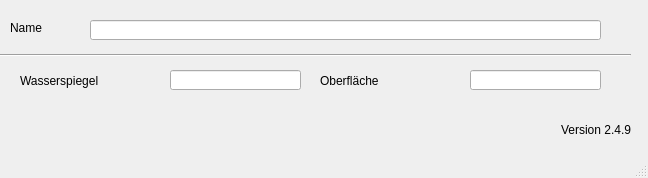
Before: the Qt Designer form qkan/database/templates/speicherkennlinien.ui in hoettges/QKan, drawn with Qt 5.
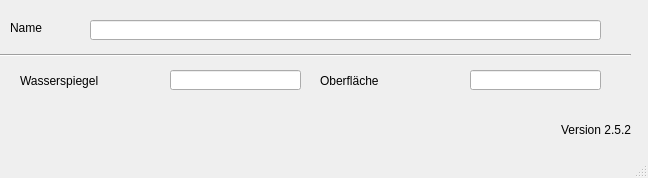
After: the same form once the commit is applied.

```diff
--- a/qkan/database/templates/speicherkennlinien.ui
+++ b/qkan/database/templates/speicherkennlinien.ui
@@ -109,7 +109,7 @@
      <string>Version QKan Import</string>
     </property>
     <property name="text">
-     <string>Version 2.4.9</string>
+     <string>Version 2.5.2</string>
     </property>
     <property name="alignment">
      <set>Qt::AlignRight|Qt::AlignTrailing|Qt::AlignVCenter</set>
```
